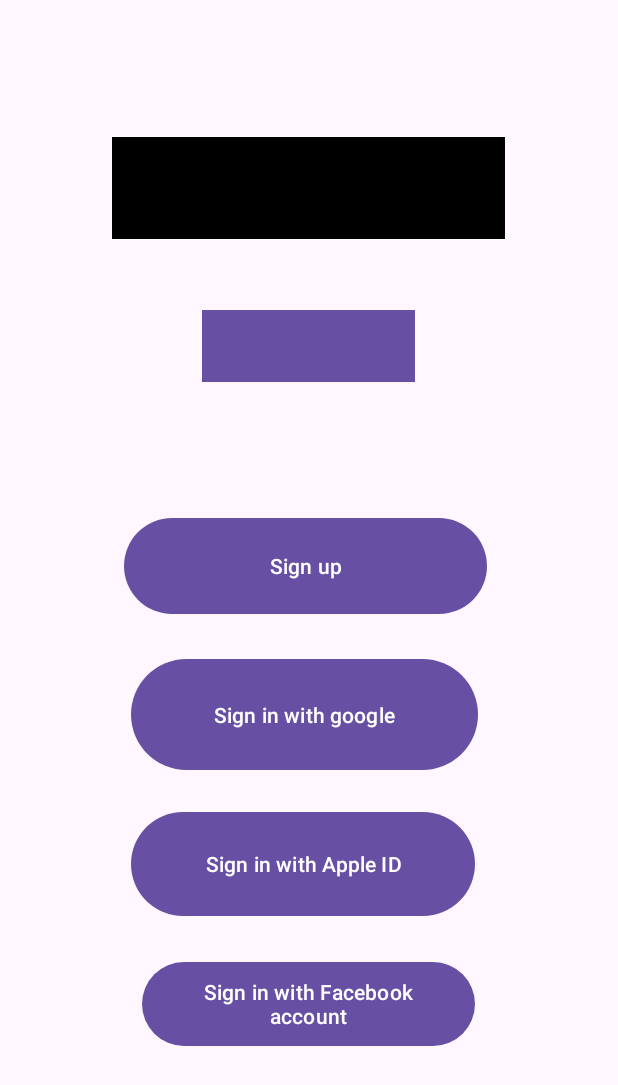
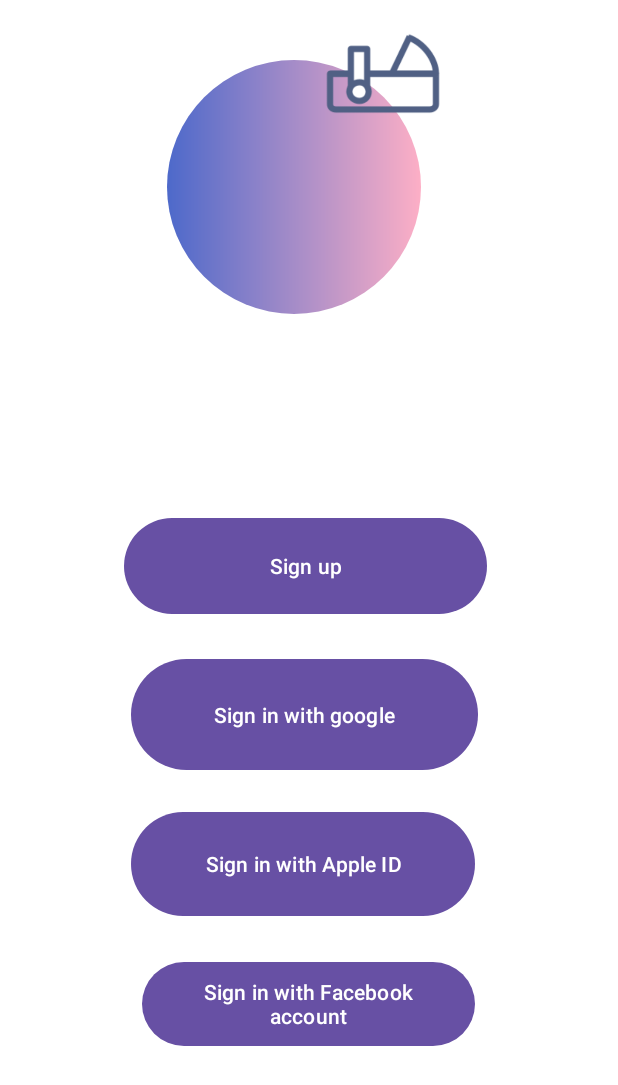
Before and after one commit to jbouveret18/BabyCareApp, an Android app: the screen it shows after launch (MainActivity), on a phone screen of 412 x 824 dp. Shown: the top 1085 px of the screen. Run offline under Robolectric (Android 15) with nearby library versions, the phone set to English and light mode, and no system bars.

Commit message:
Décoration

```diff
--- /dev/null
+++ b/app/src/main/res/drawable/circle_gradient.xml
@@ -0,0 +1,18 @@
+<!--<?xml version="1.0" encoding="utf-8"?>-->
+<!--<selector xmlns:android="http://schemas.android.com/apk/res/android">-->
+
+<!--</selector>-->
+
+<shape xmlns:android="http://schemas.android.com/apk/res/android">
+
+<gradient
+
+    android:type="linear"
+    android:startColor="#4D69CA"
+    android:endColor="#FDAFC6" />
+
+    <corners android:radius="500dp" />
+
+    <stroke
+        android:width="0dip" />
+</shape>
--- a/app/src/main/res/layout/activity_main.xml
+++ b/app/src/main/res/layout/activity_main.xml
@@ -4,43 +4,42 @@
     xmlns:tools="http://schemas.android.com/tools"
     android:layout_width="match_parent"
     android:layout_height="match_parent"
+    android:background="#FFFFFF"
     tools:context=".MainActivity">
 
-    <TextView
-        android:layout_width="262dp"
-        android:layout_height="68dp"
-        android:background="@color/black"
-        android:gravity="center"
-        android:textSize="20sp"
-        app:layout_constraintBottom_toBottomOf="parent"
+
+    <View
+        android:id="@+id/view"
+        android:layout_width="169dp"
+        android:layout_height="169dp"
+        android:layout_marginTop="40dp"
+        android:background="@drawable/circle_gradient"
+        app:layout_constraintBottom_toTopOf="@+id/SignUp"
         app:layout_constraintEnd_toEndOf="parent"
-        app:layout_constraintHorizontal_bias="0.498"
+        app:layout_constraintHorizontal_bias="0.458"
         app:layout_constraintStart_toStartOf="parent"
         app:layout_constraintTop_toTopOf="parent"
-        app:layout_constraintVertical_bias="0.121" />
+        app:layout_constraintVertical_bias="0.0" />
 
-    <Button
-        android:id="@+id/SignIn"
-        android:layout_width="142dp"
-        android:layout_height="48dp"
-        android:background="@color/black"
-        android:contentDescription="@string/app_name"
-        android:gravity="center"
-        app:layout_constraintBottom_toBottomOf="parent"
+    <ImageView
+        android:layout_width="77dp"
+        android:layout_height="97dp"
+        android:src="@drawable/logo"
         app:layout_constraintEnd_toEndOf="parent"
-        app:layout_constraintHorizontal_bias="0.498"
+        app:layout_constraintHorizontal_bias="0.647"
         app:layout_constraintStart_toStartOf="parent"
-        app:layout_constraintTop_toTopOf="parent"
-        app:layout_constraintVertical_bias="0.266"
-        tools:ignore="MissingConstraints,DuplicateSpeakableTextCheck" />
+        tools:layout_editor_absoluteY="246dp" />
 
     <Button
         android:id="@+id/SignUp"
+
         android:layout_width="242dp"
+
         android:layout_height="72dp"
-        android:text="Sign up"
         android:contentDescription="@string/app_name"
         android:gravity="center"
+        android:text="Sign up"
+
         app:layout_constraintBottom_toBottomOf="parent"
         app:layout_constraintEnd_toEndOf="parent"
         app:layout_constraintHorizontal_bias="0.485"
@@ -94,4 +93,6 @@
         app:layout_constraintVertical_bias="0.839"
         tools:ignore="MissingConstraints" />
 
+
+
 </androidx.constraintlayout.widget.ConstraintLayout>
--- a/app/src/main/res/values/colors.xml
+++ b/app/src/main/res/values/colors.xml
@@ -2,4 +2,5 @@
 <resources>
     <color name="black">#FF000000</color>
     <color name="white">#FFFFFFFF</color>
+
 </resources>
```
Also changed, not shown: app/src/main/res/drawable/logo.png (added).
